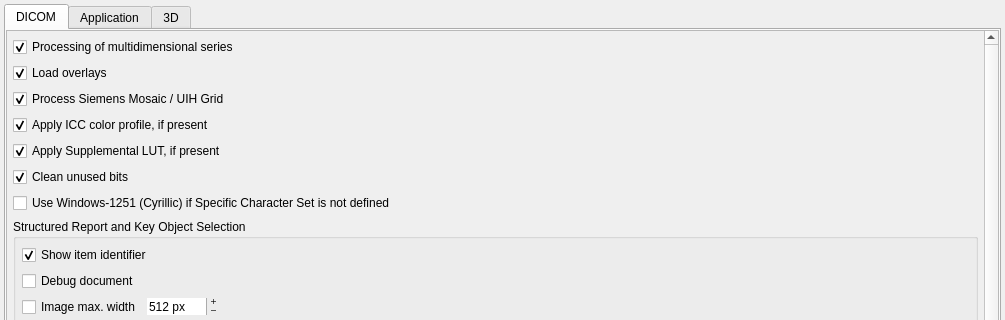
Qt form GUI/settingswidget.ui (AlizaMedicalImaging/AlizaMS) before a commit; both pictures show x 0 to 1005 and y 0 to 320 of the 1005 by 653 pixel window.
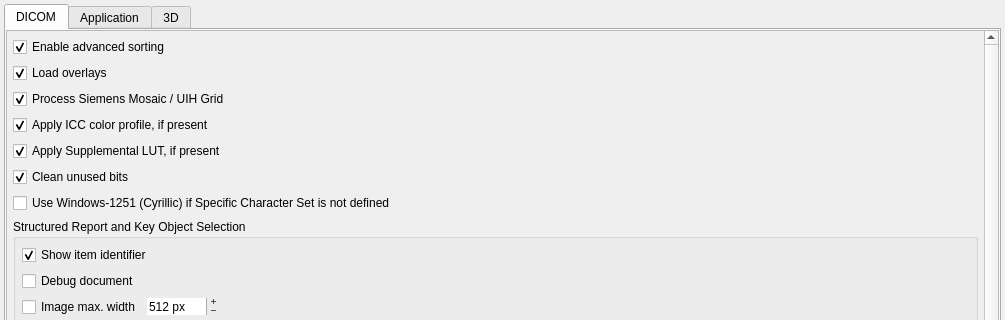
The same form after that commit.

```diff
--- a/GUI/settingswidget.ui
+++ b/GUI/settingswidget.ui
@@ -66,7 +66,7 @@
               <string>&lt;html&gt;&lt;head/&gt;&lt;body&gt;&lt;p&gt;&lt;span style=&quot; font-weight:600;&quot;&gt;Recommended.&lt;/span&gt;&lt;/p&gt;&lt;p&gt;Try to process multidimensional series, e.g. PET series using the &lt;span style=&quot; font-style:italic;&quot;&gt;Image Index&lt;/span&gt; attribute, or other series using the &lt;span style=&quot; font-style:italic;&quot;&gt;Instance Number&lt;/span&gt; attribute, (provided it is available and verified as unique). Sorting is performed based on the &lt;span style=&quot; font-style:italic;&quot;&gt;Image Position (Patient)&lt;/span&gt; attribute; if sorting by IPP is not possible (e.g., due to differences in I&lt;span style=&quot; font-style:italic;&quot;&gt;mage Orientation (Patient)&lt;/span&gt; attributes within the series), a fallback method—sorting by the &lt;span style=&quot; font-style:italic;&quot;&gt;Slice Location&lt;/span&gt; attribute — is used.&lt;/p&gt;&lt;p&gt;This approach can also help improve the sorting of certain non-uniform non-parallel series.&lt;/p&gt;&lt;p&gt;If this option is not enabled, simple IPP/IOP sorting will be used, which is sufficient for standard uniform 3D series.&lt;/p&gt;&lt;p&gt;This option does not apply to 'enhaced' multi-frame datasets.&lt;/p&gt;&lt;/body&gt;&lt;/html&gt;</string>
              </property>
              <property name="text">
-              <string>Processing of multidimensional series</string>
+              <string>Enable advanced sorting</string>
              </property>
              <property name="checked">
               <bool>true</bool>
```
Left out of the diff: 2 changed lines with no effect on the pictures.
